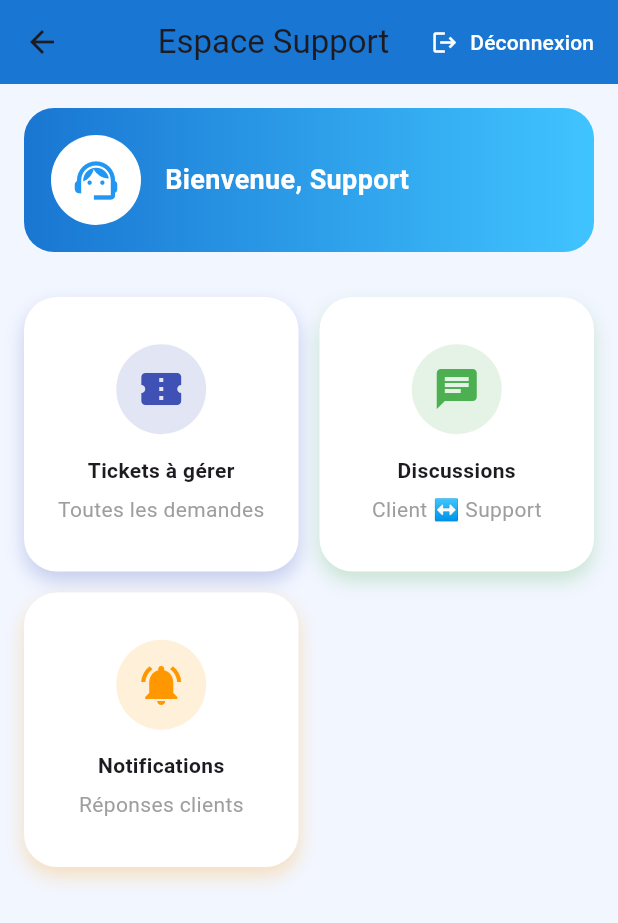
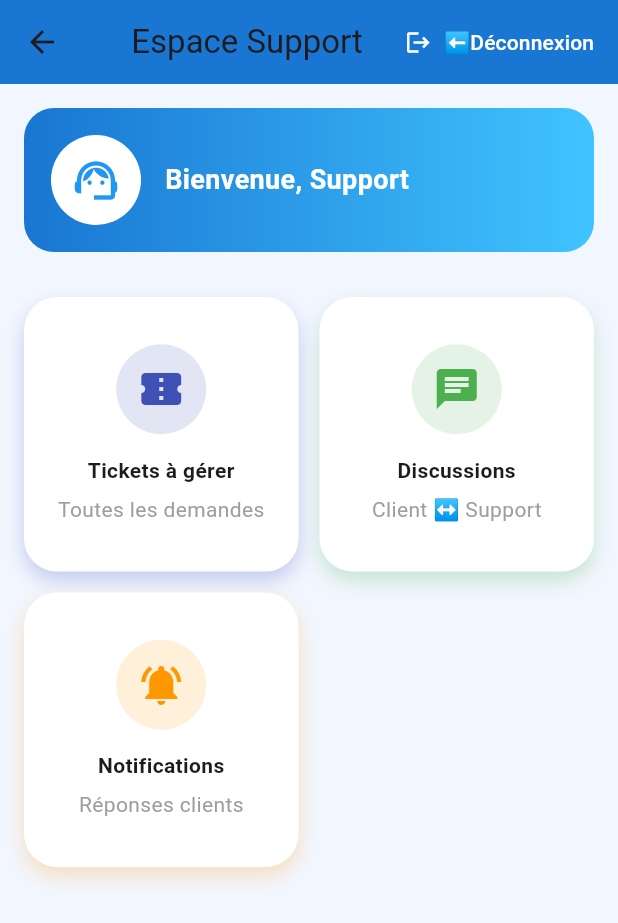
Before and after one commit to ayacherif624-cpu/application_mobile-support_client, a Flutter app: the SupportHomeView screen opened by its route, on a phone screen of 412 x 824 dp. Shown: the top 923 px of the screen. Run offline on Flutter 3.47's test engine with Material 3 defaults, Android fonts, the phone set to English and light mode, and no system bars; our stand-ins replace cloud_firestore, file_picker, firebase_auth, firebase_core, firebase_messaging, firebase_storage and 3 more; missing offline and left inert: flutter_firebase; accounts and stored records are empty; statements that could not run were skipped.

Commit message:
Ajout de l’icône de déconnexion

```diff
--- a/lib/views/Support_Home_view.dart
+++ b/lib/views/Support_Home_view.dart
@@ -100,7 +100,7 @@ class _SupportHomeViewState extends State<SupportHomeView> {
           TextButton.icon(
             onPressed: () => logout(context),
             icon: const Icon(Icons.logout, color: Colors.white, size: 18),
-            label: const Text("Déconnexion", style: TextStyle(color: Colors.white)),
+            label: const Text("⬅️Déconnexion", style: TextStyle(color: Colors.white)),
           ),
         ],
       ),
--- a/lib/views/admin_dashboard_view.dart
+++ b/lib/views/admin_dashboard_view.dart
@@ -52,7 +52,7 @@ class AdminDashboard extends StatelessWidget {
               size: 18,
             ),
             label: const Text(
-              "Déconnexion",
+              "⬅️Déconnexion",
               style: TextStyle(
                 color: Colors.white,
                 fontSize: 13,
--- a/lib/views/home_client_view.dart
+++ b/lib/views/home_client_view.dart
@@ -114,7 +114,7 @@ class _HomeClientState extends State<HomeClient> {
                               size: 18,
                             ),
                             label: const Text(
-                              "Déconnexion",
+                              "⬅️Déconnexion",
                               style: TextStyle(
                                 color: Colors.white,
                                 fontSize: 13,
```
